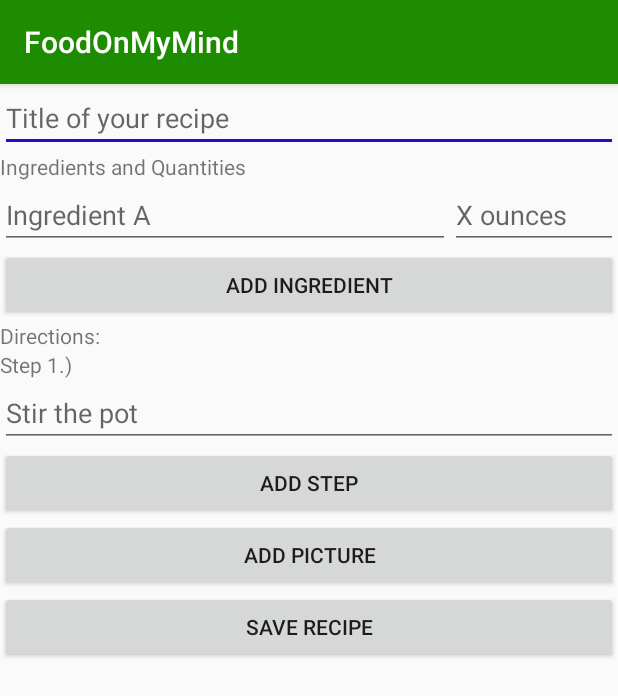
After one commit to hhprogram/FoodOnMyMind, an Android app: the AddRecipeActivity screen opened directly, with no data from a screen before it, on a phone screen of 412 x 824 dp. The commit adds this screen. Shown: the top 696 px of the screen. Run offline under Robolectric (Android 15) with nearby library versions, the phone set to English and light mode, and no system bars.

Commit message:
Added the add recipe Activity java class, got the base add recipe layout to work, added the add recipe button to main activity

```diff
--- a/app/src/main/AndroidManifest.xml
+++ b/app/src/main/AndroidManifest.xml
@@ -4,6 +4,7 @@
 
     <uses-permission android:name="android.permission.INTERNET" />
     <uses-permission android:name="android.permission.WRITE_EXTERNAL_STORAGE" />
+    <uses-permission android:name="android.permission.READ_EXTERNAL_STORAGE" />
     <uses-permission android:name="android.permission.ACCESS_FINE_LOCATION" />
     <uses-permission android:name="android.permission.ACCESS_NETWORK_STATE" />
 
@@ -29,6 +30,9 @@
             </intent-filter>
         </activity>
         <activity android:name=".TabsActivity" />
+        <!--remember need to add the activity to the manifest or trying to launch an intent that
+        launches the below activity will fail as the app will not know about the actiivty class-->
+        <activity android:name=".AddRecipeActivity" />
 
         <!--added the below service as we need an intent service to grab the GPS location, as
         this is done through a service and not on main thread-->
--- /dev/null
+++ b/app/src/main/java/com/harrison/foodonmymind/AddRecipeActivity.java
@@ -0,0 +1,97 @@
+package com.harrison.foodonmymind;
+
+import android.content.Intent;
+import android.net.Uri;
+import android.os.Bundle;
+import android.support.v7.app.AppCompatActivity;
+import android.view.View;
+
+import java.util.ArrayList;
+
+/**
+ * Created by harrison on 7/6/17. Activity used to host the layout for adding a user's own
+ * custom recipe
+ */
+
+public class AddRecipeActivity extends AppCompatActivity {
+
+//    the code used so that when this activity gets a result back from an activity it launched with
+//    an intent - it can ensure that it is the correct request data
+    private static final int SELECT_PICTURE = 1;
+    private ArrayList<String> photoPaths;
+
+    @Override
+    protected void onCreate(Bundle savedInstanceState) {
+        super.onCreate(savedInstanceState);
+        setContentView(R.layout.add_recipe);
+        photoPaths = new ArrayList<>();
+    }
+
+//    called once the Activity started by startActivityForResult() method returns data
+//    I guess there is a built in static variable RESULT_OK that is equal to the code used when
+//    an activity returns some data properly. Then all you do to 'store' an image is just store
+//    the path to the actual image into the database so we can refer to it when loading up this
+//    recipe later
+    public void onActivityResult(int requestCode, int resultCode, Intent data) {
+
+        if (resultCode == RESULT_OK) {
+            if (requestCode == SELECT_PICTURE) {
+                Uri imageUri = data.getData();
+                String imagePath = imageUri.toString();
+                photoPaths.add(imagePath);
+            }
+        }
+    }
+
+    /**
+     * method called when the add ingredient button is clicked in the add recipe layout
+     * @param view
+     */
+    public void addIngredient(View view) {
+
+    }
+
+    /**
+     * method called when the add step button is clicked in the add recipe layout
+     * @param view
+     */
+    public void addStep(View view) {
+
+    }
+
+    /**
+     * method called when the add picture button is clicked in the add recipe layout. This method
+     * is following these links:
+     *
+     * https://stackoverflow.com/questions/2169649/get-pick-an-image-from-androids-built-in-gallery-app-programmatically
+     *
+     * https://developer.android.com/reference/android/content/Intent.html#ACTION_GET_CONTENT
+     *
+     * Basically, first need to make an intent. Then the setType is telling the intent only looking
+     * for these type of data types that are allowed to be 'gotten' by the ACTION_GET_CONTENT.
+     * The setAction() tells android what it should be doing
+     *
+     * Then we call startActivityForResult() and supply it with an intent (the one we created) plus
+     * we call createChooser() on this intent which itself return an intent that gives the user a
+     * interface to choose the specific application it wants to use to ACTION_GET_CONTENT (for
+     * example will allow user to add a picture either via from gallery or using the camera)
+     * @param view
+     */
+    public void addPic(View view) {
+        Intent intent = new Intent();
+        intent.setType("image/*");
+        intent.setAction(Intent.ACTION_GET_CONTENT);
+        String pic_chooser = getString(R.string.add_picture);
+        startActivityForResult(intent.createChooser(intent, pic_chooser), SELECT_PICTURE);
+    }
+
+    /**
+     * method called when the save recipe button is clicked. This triggers app to save all relevant
+     * info into the DB
+     * @param view
+     */
+    public void saveRecipe(View view) {
+
+    }
+
+}
--- a/app/src/main/java/com/harrison/foodonmymind/TabsActivity.java
+++ b/app/src/main/java/com/harrison/foodonmymind/TabsActivity.java
@@ -9,6 +9,11 @@ import android.support.v7.app.AppCompatActivity;
 import android.util.Log;
 
 import static android.content.ContentValues.TAG;
+
+/**
+ * This is the activity used to host the layout with the pageAdapter tabs. Created from the Main
+ * Activity after the MainActivity has processed the search intent
+ */
 
 public class TabsActivity extends AppCompatActivity {
 
--- /dev/null
+++ b/app/src/main/res/layout/add_recipe.xml
@@ -0,0 +1,75 @@
+<?xml version="1.0" encoding="utf-8"?>
+<LinearLayout xmlns:android="http://schemas.android.com/apk/res/android"
+    android:orientation="vertical" android:layout_width="match_parent"
+    android:layout_height="match_parent">
+
+    <EditText
+        android:layout_width="match_parent"
+        android:layout_height="wrap_content"
+        android:hint="@string/recipe_hint"
+        android:id="@+id/recipe_title"/>
+    <LinearLayout
+        android:layout_width="match_parent"
+        android:layout_height="wrap_content"
+        android:orientation="vertical">
+        <TextView
+            android:layout_width="match_parent"
+            android:layout_height="match_parent"
+            android:text="@string/ingredients"/>
+        <RelativeLayout
+            android:layout_width="match_parent"
+            android:layout_height="wrap_content"
+            android:id="@+id/ingredient_quantities">
+            <EditText
+                android:layout_width="300dp"
+                android:layout_height="wrap_content"
+                android:hint="@string/ingre_hint"
+                android:id="@+id/ingredient"/>
+            <EditText
+                android:layout_width="wrap_content"
+                android:layout_height="wrap_content"
+                android:layout_toRightOf="@id/ingredient"
+                android:layout_alignParentRight="true"
+                android:hint="@string/quantity_hint"/>
+        </RelativeLayout>
+        <Button
+            android:layout_width="match_parent"
+            android:layout_height="match_parent"
+            android:text="@string/add_ingre"
+            android:onClick="addIngredient"/>
+    </LinearLayout>
+    <TextView
+        android:layout_width="match_parent"
+        android:layout_height="wrap_content"
+        android:text="@string/recipe_steps"/>
+    <LinearLayout
+        android:layout_width="match_parent"
+        android:layout_height="wrap_content"
+        android:orientation="vertical"
+        android:id="@+id/directions">
+        <TextView
+            android:layout_width="match_parent"
+            android:layout_height="match_parent"
+            android:text="@string/step_one"/>
+        <EditText
+            android:layout_width="match_parent"
+            android:layout_height="wrap_content"
+            android:hint="@string/step_hint"/>
+    </LinearLayout>
+    <Button
+        android:layout_width="match_parent"
+        android:layout_height="wrap_content"
+        android:text="@string/add_step"
+        android:onClick="addStep"/>
+    <Button
+        android:layout_width="match_parent"
+        android:layout_height="wrap_content"
+        android:text="@string/add_picture"
+        android:onClick="addPic"/>
+    <Button
+        android:layout_width="match_parent"
+        android:layout_height="wrap_content"
+        android:text="@string/save_recipe"
+        android:onClick="saveRecipe"/>
+
+</LinearLayout>
--- a/app/src/main/res/values/strings.xml
+++ b/app/src/main/res/values/strings.xml
@@ -20,6 +20,18 @@
     <string name="manual_cancel">Cancel</string>
     <string name="invalid_addr">Couldn\'t find location - please enter with more detail or another nearby location</string>
     <string name="toast_cancel">Cancelling, you must either allow gps location access or manually enter an address to proceed</string>
+    <string name="recipe_hint">Title of your recipe</string>
+    <string name="ingredients">Ingredients and Quantities</string>
+    <string name="ingre_hint">Ingredient A</string>
+    <string name="quantity_hint">X ounces</string>
+    <string name="recipe_steps">Directions:</string>
+    <string name="step_hint">Stir the pot</string>
+    <string name="step_one">Step 1.)</string>
+    <string name="add_ingre">Add Ingredient</string>
+    <string name="add_step">Add Step</string>
+    <string name="add_picture">Add Picture</string>
+    <string name="save_recipe">Save Recipe</string>
+    <string name="add_recipe">Add Recipe</string>
 
     <!--Base api urls-->
     <string name="recipeSearchApi">http://food2fork.com/api/search?</string>
```
Also changed, not shown: app/src/main/java/com/harrison/foodonmymind/MainActivity.java (+10 -0 lines), app/src/main/java/com/harrison/foodonmymind/PageAdapter.java (+11 -56 lines), app/src/main/res/layout/activity_main.xml (+7 -0 lines).
